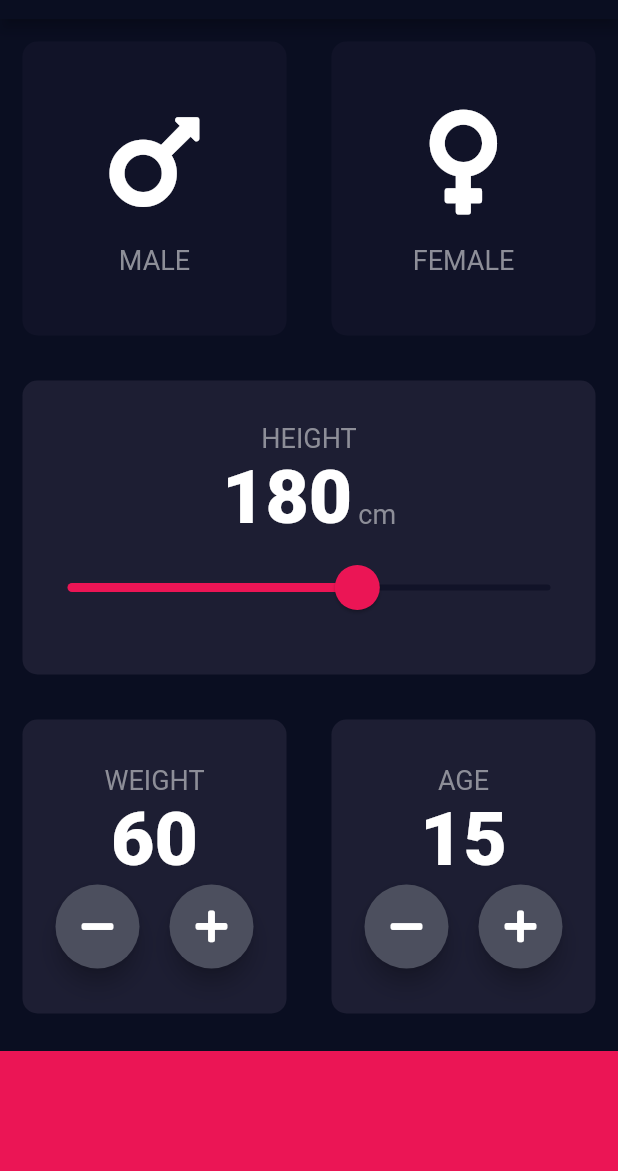
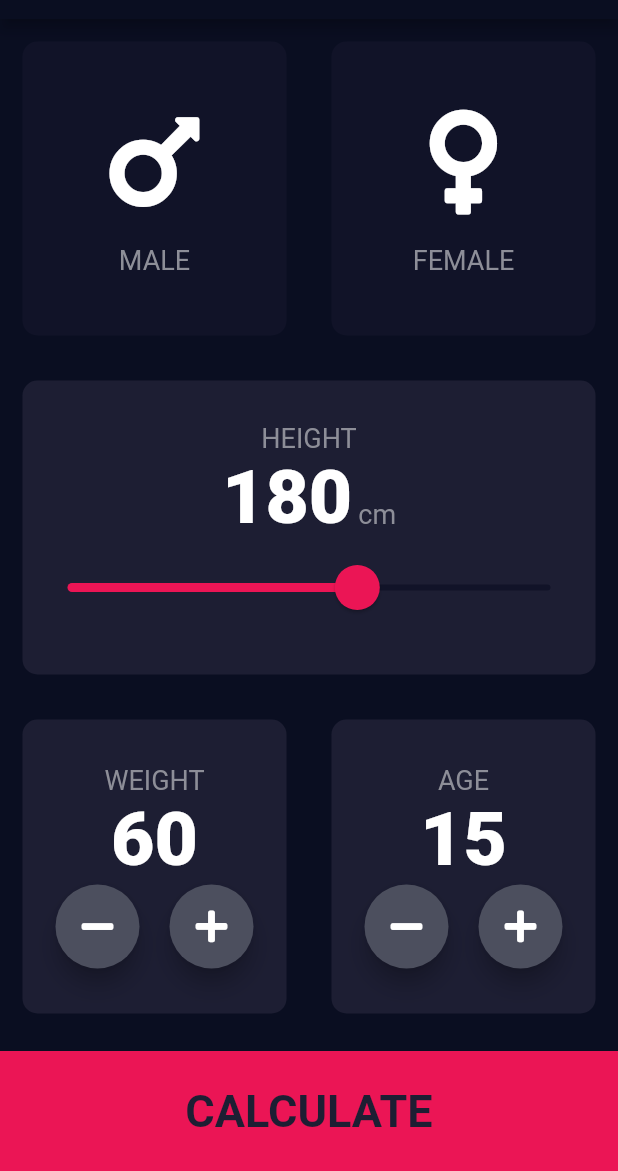
Before and after one commit to manRexx/BMI-Cal, a Flutter app: the screen it shows after launch, on a phone screen of 412 x 824 dp, the part 65-1236 px from its top. Run offline on Flutter 3.47's test engine with Material 2 defaults, Android fonts, the phone set to English and light mode, and no system bars; our stand-ins replace font_awesome_flutter.

```diff
--- a/lib/input_page.dart
+++ b/lib/input_page.dart
@@ -1,8 +1,10 @@
+import 'package:bmi_calculator/results.dart';
 import 'package:flutter/material.dart';
 import 'package:font_awesome_flutter/font_awesome_flutter.dart';
 import 'icon_container.dart';
 import 'reusable_card.dart';
 import 'constants.dart';
+import 'results.dart';
 
 enum Gender{
   male,
@@ -205,11 +207,26 @@ class _InputPageState extends State<InputPage> {
                 ],
               ),
             ),
-            Container(
-              color: kBottomContainerColor,
-              margin: EdgeInsets.only(top: 10.0),
-              width: double.infinity,
-              height: kBottomContainerHeight,
+            GestureDetector(
+              onTap: (){
+                Navigator.push(context, MaterialPageRoute(builder: (context)=>ResultsPage() ));
+              },
+              child: Container(
+                child: Center(
+                  child: Text(
+                    'CALCULATE',
+                    style: TextStyle(
+                      color: Color(0xFF1D1E33),
+                        fontSize: 30.0,
+                      fontWeight: FontWeight.bold
+                    ),
+                  ),
+                ),
+                color: kBottomContainerColor,
+                margin: EdgeInsets.only(top: 10.0),
+                width: double.infinity,
+                height: kBottomContainerHeight,
+              ),
             )
           ],
         )
--- a/pubspec.yaml
+++ b/pubspec.yaml
@@ -1,5 +1,5 @@
 name: bmi_calculator
-description: A new Flutter application.
+description: A new Flutter application
 
 version: 1.0.0+1
 
```
Also changed, not shown: lib/results.dart (added, +17 -0 lines).
